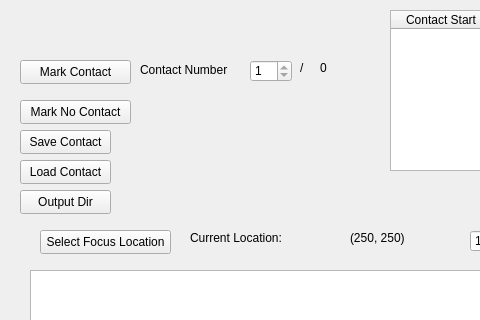
First picture: the form in src/WhiskerToolbox/Whisker_Widget/contact_widget.ui, repository paulmthompson/WhiskerToolbox, before the edit; both pictures show x 0 to 480 and y 0 to 320 of the 715 by 482 pixel window.
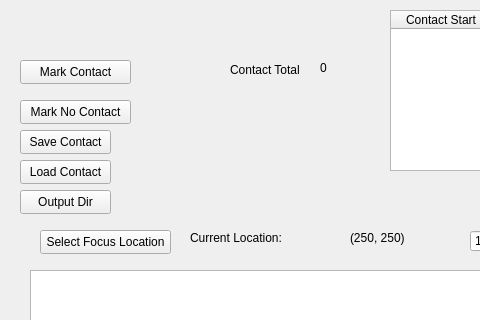
Second picture: the form after the edit.

Commit message: magic eraser added. contact widget spinbox removed. install should copy opencv dll needed for seamless clone

Patch:
```diff
--- a/src/WhiskerToolbox/Whisker_Widget/contact_widget.ui
+++ b/src/WhiskerToolbox/Whisker_Widget/contact_widget.ui
@@ -156,46 +156,17 @@
     <string>(250, 250)</string>
    </property>
   </widget>
-  <widget class="QSpinBox" name="contact_number">
-   <property name="geometry">
-    <rect>
-     <x>250</x>
-     <y>60</y>
-     <width>42</width>
-     <height>22</height>
-    </rect>
-   </property>
-   <property name="minimum">
-    <number>1</number>
-   </property>
-   <property name="maximum">
-    <number>1</number>
-   </property>
-  </widget>
   <widget class="QLabel" name="label_3">
    <property name="geometry">
     <rect>
-     <x>140</x>
+     <x>230</x>
      <y>60</y>
      <width>91</width>
      <height>20</height>
     </rect>
    </property>
    <property name="text">
-    <string>Contact Number</string>
-   </property>
-  </widget>
-  <widget class="QLabel" name="label_4">
-   <property name="geometry">
-    <rect>
-     <x>300</x>
-     <y>60</y>
-     <width>16</width>
-     <height>16</height>
-    </rect>
-   </property>
-   <property name="text">
-    <string>/</string>
+    <string>Contact Total</string>
    </property>
   </widget>
   <widget class="QLabel" name="total_contact_label">
```
The commit also changes 7 other files.
